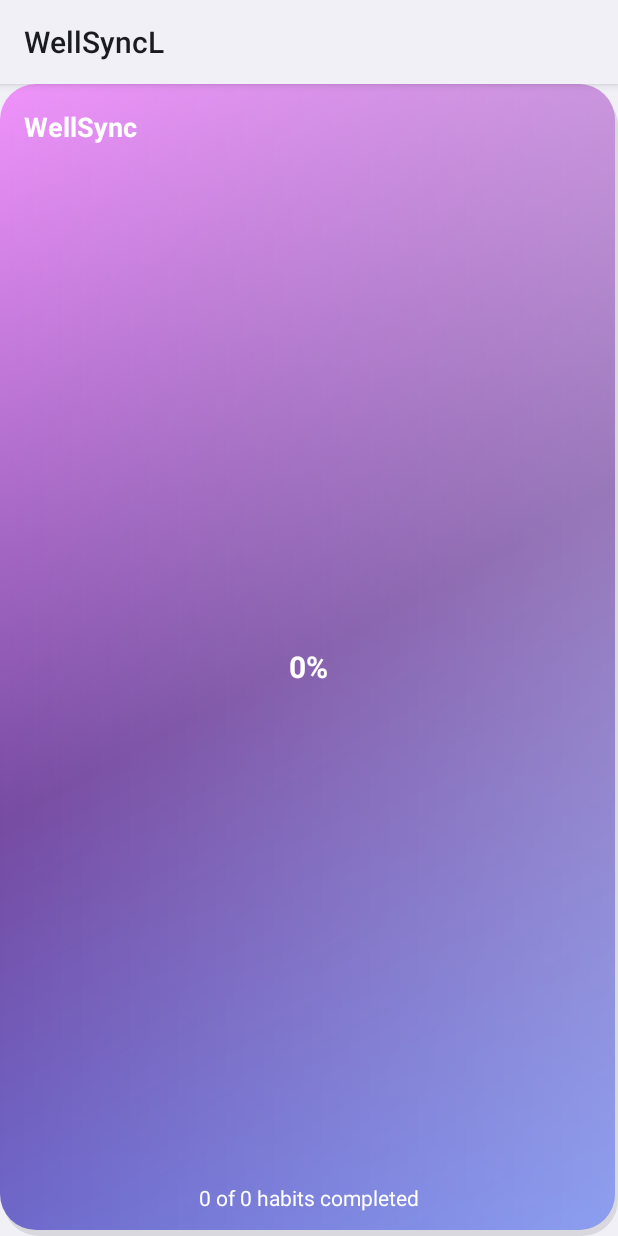
After one commit to layathmaperera/wellsync-labexam, an Android app: the layout widget_wellsync.xml on its own in the app's theme, with its tools: preview values and no code run, on a phone screen of 412 x 824 dp. The commit adds this screen. Run offline under Robolectric (Android 15) with nearby library versions, the phone set to English and light mode, and no system bars.

Commit message:
adding widget

```diff
--- /dev/null
+++ b/app/src/main/res/drawable/widget_background.xml
@@ -0,0 +1,45 @@
+<?xml version="1.0" encoding="utf-8"?>
+<layer-list xmlns:android="http://schemas.android.com/apk/res/android">
+
+    <!-- Shadow Layer -->
+    <item
+        android:left="2dp"
+        android:top="4dp">
+        <shape android:shape="rectangle">
+            <solid android:color="#1A000000" />
+            <corners android:radius="24dp" />
+        </shape>
+    </item>
+
+    <!-- Main Background -->
+    <item
+        android:bottom="4dp"
+        android:right="2dp">
+        <shape android:shape="rectangle">
+            <!-- Vibrant gradient -->
+            <gradient
+                android:angle="135"
+                android:startColor="#667EEA"
+                android:centerColor="#764BA2"
+                android:endColor="#F093FB"
+                android:type="linear" />
+
+            <corners android:radius="24dp" />
+        </shape>
+    </item>
+
+    <!-- Glass effect overlay -->
+    <item
+        android:bottom="4dp"
+        android:right="2dp">
+        <shape android:shape="rectangle">
+            <gradient
+                android:angle="180"
+                android:startColor="#40FFFFFF"
+                android:endColor="#00FFFFFF"
+                android:type="linear" />
+            <corners android:radius="24dp" />
+        </shape>
+    </item>
+
+</layer-list>
--- /dev/null
+++ b/app/src/main/res/layout/widget_wellsync.xml
@@ -0,0 +1,67 @@
+<?xml version="1.0" encoding="utf-8"?>
+<LinearLayout
+    xmlns:android="http://schemas.android.com/apk/res/android"
+    android:id="@+id/widget_container"
+    android:layout_width="match_parent"
+    android:layout_height="match_parent"
+    android:orientation="vertical"
+    android:padding="16dp"
+    android:background="@drawable/widget_background">
+
+    <!-- Header -->
+    <LinearLayout
+        android:layout_width="match_parent"
+        android:layout_height="wrap_content"
+        android:orientation="horizontal"
+        android:gravity="center_vertical"
+        android:layout_marginBottom="12dp">
+
+        <TextView
+            android:id="@+id/widget_title"
+            android:layout_width="0dp"
+            android:layout_height="wrap_content"
+            android:layout_weight="1"
+            android:text="WellSync"
+            android:textSize="18sp"
+            android:textStyle="bold"
+            android:textColor="#FFFFFF" />
+    </LinearLayout>
+
+    <!-- Pie Chart Container -->
+    <RelativeLayout
+        android:layout_width="match_parent"
+        android:layout_height="0dp"
+        android:layout_weight="1"
+        android:layout_marginBottom="8dp">
+
+        <!-- Pie Chart ImageView -->
+        <ImageView
+            android:id="@+id/widget_pie_chart"
+            android:layout_width="80dp"
+            android:layout_height="80dp"
+            android:layout_centerInParent="true"
+            android:contentDescription="Habit completion pie chart" />
+
+        <!-- Percentage Text Overlay -->
+        <TextView
+            android:id="@+id/widget_percentage"
+            android:layout_width="wrap_content"
+            android:layout_height="wrap_content"
+            android:text="0%"
+            android:textSize="20sp"
+            android:textStyle="bold"
+            android:textColor="#FFFFFF"
+            android:layout_centerInParent="true" />
+    </RelativeLayout>
+
+    <!-- Description -->
+    <TextView
+        android:id="@+id/widget_description"
+        android:layout_width="wrap_content"
+        android:layout_height="wrap_content"
+        android:text="0 of 0 habits completed"
+        android:textSize="14sp"
+        android:textColor="#FFFFFF"
+        android:layout_gravity="center" />
+
+</LinearLayout>
--- a/app/src/main/res/values/strings.xml
+++ b/app/src/main/res/values/strings.xml
@@ -83,4 +83,7 @@
     <string name="default_habit_meditation">Meditate for 10 minutes</string>
     <string name="default_habit_steps">Walk 10,000 steps</string>
     <string name="default_habit_sleep">Sleep 8 hours</string>
+
+    <string name="widget_description">Track your daily habit progress at a glance</string>
+
 </resources>
```
Also changed, not shown: app/src/main/AndroidManifest.xml (+11 -0 lines), app/src/main/java/com/wellsync/app/viewmodels/WellSyncViewModel.kt (+9 -0 lines), app/src/main/java/com/wellsync/app/widget/WellSyncWidgetProvider.kt (added, +156 -0 lines), app/src/main/res/drawable/chart_background.xml (added, +12 -0 lines), app/src/main/res/drawable/stats_background.xml (added, +15 -0 lines), app/src/main/res/xml/widget_info.xml (added, +11 -0 lines).
